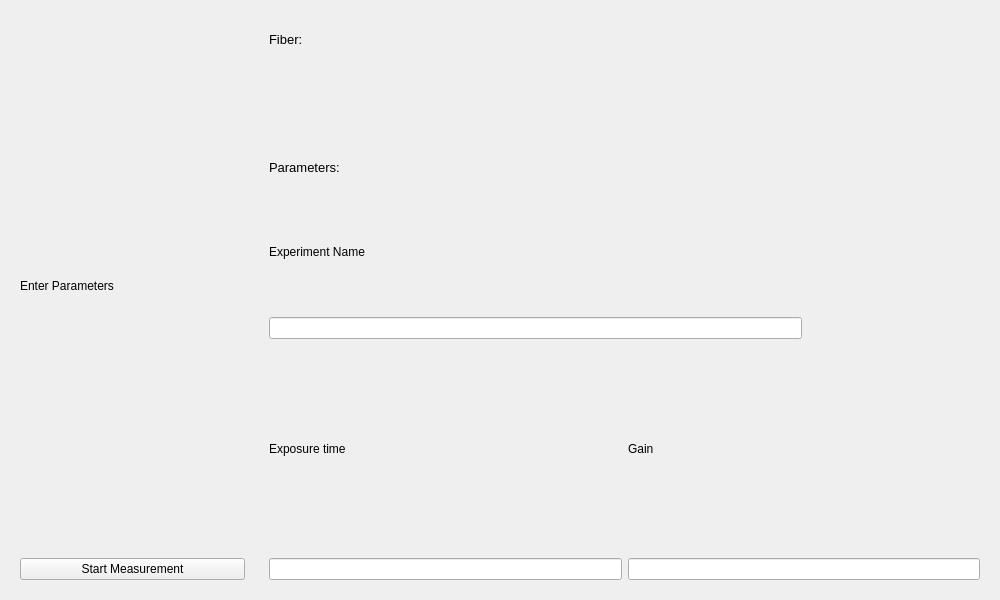
Old version of the form sequential/views/Parameters_Widget.ui in the repository aquilesC/NanoCETPy.
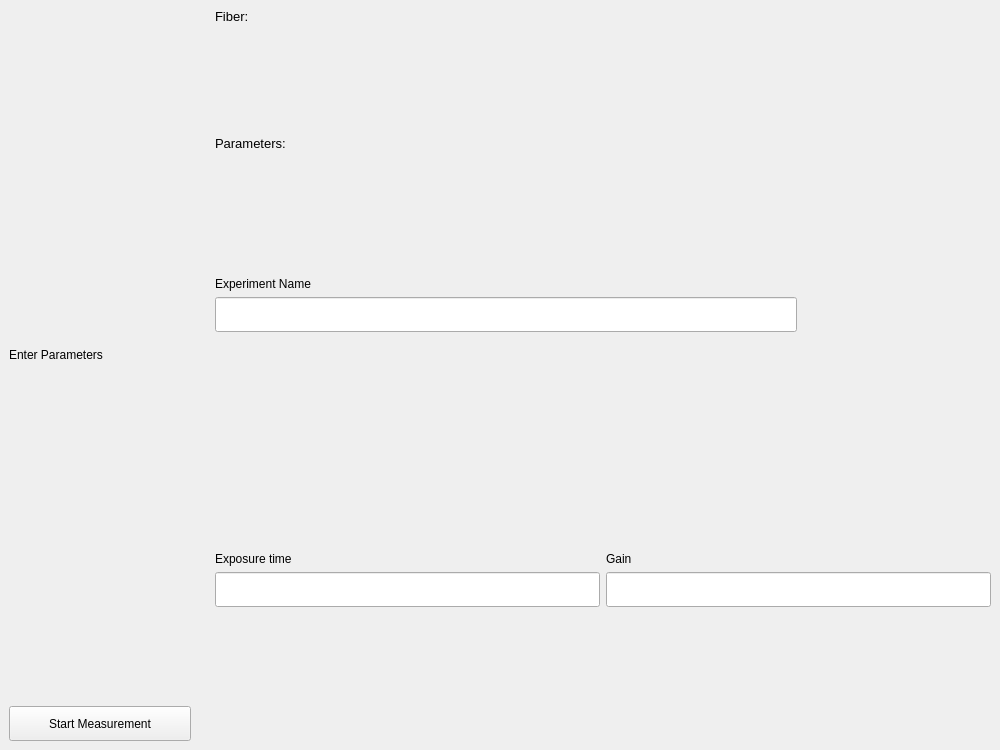
New version of the form.

```diff
--- a/sequential/views/Parameters_Widget.ui
+++ b/sequential/views/Parameters_Widget.ui
@@ -7,21 +7,39 @@
     <x>0</x>
     <y>0</y>
     <width>1000</width>
-    <height>600</height>
+    <height>750</height>
    </rect>
   </property>
   <property name="minimumSize">
    <size>
     <width>1000</width>
-    <height>600</height>
+    <height>750</height>
    </size>
   </property>
   <property name="windowTitle">
    <string>Form</string>
   </property>
-  <layout class="QHBoxLayout" name="horizontalLayout" stretch="1,3">
+  <layout class="QHBoxLayout" name="horizontalLayout" stretch="0,3">
+   <property name="leftMargin">
+    <number>0</number>
+   </property>
+   <property name="topMargin">
+    <number>0</number>
+   </property>
+   <property name="rightMargin">
+    <number>0</number>
+   </property>
+   <property name="bottomMargin">
+    <number>0</number>
+   </property>
    <item>
-    <widget class="QWidget" name="verticalWidget" native="true">
+    <widget class="QFrame" name="frame">
+     <property name="minimumSize">
+      <size>
+       <width>200</width>
+       <height>0</height>
+      </size>
+     </property>
      <layout class="QVBoxLayout" name="verticalLayout_2">
       <item>
        <widget class="QLabel" name="label">
@@ -32,6 +50,12 @@
       </item>
       <item>
        <widget class="QPushButton" name="start_button">
+        <property name="minimumSize">
+         <size>
+          <width>0</width>
+          <height>35</height>
+         </size>
+        </property>
         <property name="text">
          <string>Start Measurement</string>
         </property>
@@ -48,7 +72,7 @@
        <height>0</height>
       </size>
      </property>
-     <layout class="QVBoxLayout" name="verticalLayout" stretch="1,2,1,10">
+     <layout class="QVBoxLayout" name="verticalLayout" stretch="0,0,0,10">
       <item>
        <widget class="QLabel" name="label_5">
         <property name="font">
@@ -63,7 +87,29 @@
       </item>
       <item>
        <widget class="QWidget" name="microscope_widget" native="true">
-        <layout class="QVBoxLayout" name="verticalLayout_3"/>
+        <property name="minimumSize">
+         <size>
+          <width>0</width>
+          <height>100</height>
+         </size>
+        </property>
+        <property name="maximumSize">
+         <size>
+          <width>16777215</width>
+          <height>100</height>
+         </size>
+        </property>
+        <layout class="QVBoxLayout" name="verticalLayout_3">
+         <property name="leftMargin">
+          <number>0</number>
+         </property>
+         <property name="topMargin">
+          <number>0</number>
+         </property>
+         <property name="rightMargin">
+          <number>0</number>
+         </property>
+        </layout>
        </widget>
       </item>
       <item>
@@ -79,7 +125,7 @@
        </widget>
       </item>
       <item>
-       <layout class="QVBoxLayout" name="verticalLayout_4" stretch="1,2,2">
+       <layout class="QVBoxLayout" name="verticalLayout_4" stretch="1,2,2,1">
         <item>
          <layout class="QHBoxLayout" name="horizontalLayout_4">
           <item>
@@ -87,6 +133,9 @@
             <property name="text">
              <string>Experiment Name</string>
             </property>
+            <property name="alignment">
+             <set>Qt::AlignBottom|Qt::AlignLeading|Qt::AlignLeft</set>
+            </property>
            </widget>
           </item>
          </layout>
@@ -94,7 +143,14 @@
         <item>
          <layout class="QHBoxLayout" name="horizontalLayout_2" stretch="3,1">
           <item>
-           <widget class="QLineEdit" name="lineEdit"/>
+           <widget class="QLineEdit" name="name_line">
+            <property name="minimumSize">
+             <size>
+              <width>0</width>
+              <height>35</height>
+             </size>
+            </property>
+           </widget>
           </item>
           <item>
            <spacer name="horizontalSpacer">
@@ -120,10 +176,20 @@
               <property name="text">
                <string>Exposure time</string>
               </property>
+              <property name="alignment">
+               <set>Qt::AlignBottom|Qt::AlignLeading|Qt::AlignLeft</set>
+              </property>
              </widget>
             </item>
             <item>
-             <widget class="QLineEdit" name="lineEdit_3"/>
+             <widget class="QLineEdit" name="exp_line">
+              <property name="minimumSize">
+               <size>
+                <width>0</width>
+                <height>35</height>
+               </size>
+              </property>
+             </widget>
             </item>
            </layout>
           </item>
@@ -134,15 +200,42 @@
               <property name="text">
                <string>Gain</string>
               </property>
+              <property name="alignment">
+               <set>Qt::AlignBottom|Qt::AlignLeading|Qt::AlignLeft</set>
+              </property>
              </widget>
             </item>
             <item>
-             <widget class="QLineEdit" name="lineEdit_2"/>
+             <widget class="QLineEdit" name="gain_line">
+              <property name="minimumSize">
+               <size>
+                <width>0</width>
+                <height>35</height>
+               </size>
+              </property>
+             </widget>
             </item>
            </layout>
           </item>
          </layout>
         </item>
+        <item>
+         <layout class="QHBoxLayout" name="horizontalLayout_5">
+          <item>
+           <spacer name="verticalSpacer">
+            <property name="orientation">
+             <enum>Qt::Vertical</enum>
+            </property>
+            <property name="sizeHint" stdset="0">
+             <size>
+              <width>20</width>
+              <height>40</height>
+             </size>
+            </property>
+           </spacer>
+          </item>
+         </layout>
+        </item>
        </layout>
       </item>
      </layout>
```
Left out of the diff: 3 changed lines with no effect on the pictures.
